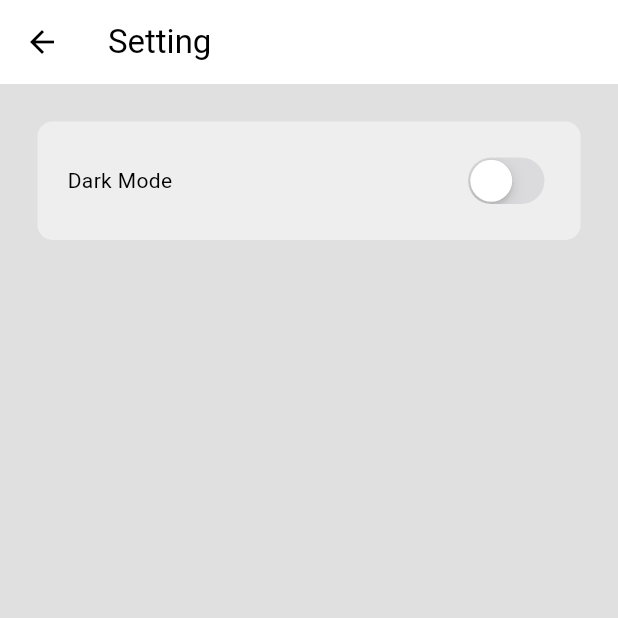
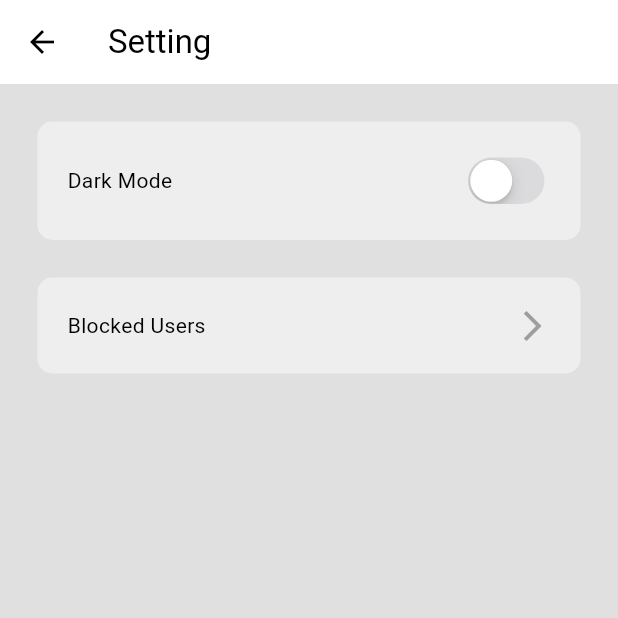
Before and after one commit to SumanShrestha14/flutter-chat-app, a Flutter app: the screen it shows once a user with an empty profile is signed in, in the side drawer, after a tap on "S E T T I N G S", on a phone screen of 412 x 824 dp, the top half of it. Run offline on Flutter 3.47's test engine with Material 3 defaults, Android fonts, the phone set to English and light mode, and no system bars; our stand-ins replace cloud_firestore, firebase_auth, firebase_core; accounts and stored records are empty.

Commit message:
09 :: Blocking user and showing blocked users

```diff
--- a/lib/components/custom_drawer.dart
+++ b/lib/components/custom_drawer.dart
@@ -74,15 +74,17 @@ class _CustomDrawerState extends State<CustomDrawer> {
 
           Container(
             color: Theme.of(context).colorScheme.primary,
-            child: Padding(
-              padding: const EdgeInsets.only(left: 25.0, bottom: 50),
-              child: ListTile(
-                title: Text("L O G O U T"),
-                leading: Icon(Icons.logout),
-                onTap: () => logout(),
-              ),
-            ),
+            child:
+                // Padding(
+                // padding: const EdgeInsets.only(left: 25.0, bottom: 50),
+                // child:
+                ListTile(
+                  title: Text("L O G O U T"),
+                  leading: Icon(Icons.logout),
+                  onTap: () => logout(),
+                ),
           ),
+          // ),
           // settings
           // logout
         ],
--- a/lib/pages/home_page.dart
+++ b/lib/pages/home_page.dart
@@ -14,7 +14,7 @@ class HomePage extends StatelessWidget {
   Widget build(BuildContext context) {
     return Scaffold(
       backgroundColor: Theme.of(context).scaffoldBackgroundColor,
-      appBar: AppBar(title: Text("Home page")),
+      appBar: AppBar(title: Center(child: Text("C H A T S"))),
       drawer: CustomDrawer(),
       body: buildUserList(),
     );
@@ -22,7 +22,7 @@ class HomePage extends StatelessWidget {
 
   Widget buildUserList() {
     return StreamBuilder<List<Map<String, dynamic>>>(
-      stream: chatService.getUserStream(),
+      stream: chatService.getUserStreamExceptBlockedUser(),
       builder: (context, snapshot) {
         if (snapshot.hasError) {
           return const Text("Error occurred!");
--- a/lib/pages/settings_page.dart
+++ b/lib/pages/settings_page.dart
@@ -1,5 +1,6 @@
 import 'package:flutter/cupertino.dart';
 import 'package:flutter/material.dart';
+import 'package:flutter_chat_app/pages/blocked_user_page.dart';
 import 'package:flutter_chat_app/theme/theme_provider.dart';
 import 'package:provider/provider.dart';
 
@@ -16,7 +17,10 @@ class _SettingsPageState extends State<SettingsPage> {
     return Scaffold(
       backgroundColor: Theme.of(context).scaffoldBackgroundColor,
       appBar: AppBar(title: Text("Setting")),
-      body: Container(
+      body: Column(
+        children: [
+          // dark mode
+          Container(
             decoration: BoxDecoration(
               color: Theme.of(context).colorScheme.secondary,
               borderRadius: BorderRadius.circular(10),
@@ -27,6 +31,7 @@ class _SettingsPageState extends State<SettingsPage> {
             child: Row(
               mainAxisAlignment: MainAxisAlignment.spaceBetween,
               children: [
+                // dark mode
                 Text("Dark Mode"),
                 CupertinoSwitch(
                   value: Provider.of<ThemeProvider>(
@@ -41,6 +46,38 @@ class _SettingsPageState extends State<SettingsPage> {
               ],
             ),
           ),
+
+          // blocked User
+          GestureDetector(
+            onTap: () {
+              Navigator.push(
+                context,
+                MaterialPageRoute(builder: (context) => BlockedUserPage()),
+              );
+            },
+            child: Container(
+              decoration: BoxDecoration(
+                color: Theme.of(context).colorScheme.secondary,
+                borderRadius: BorderRadius.circular(10),
+              ),
+              margin: EdgeInsets.symmetric(horizontal: 25),
+              padding: EdgeInsets.all(20),
+
+              child: Row(
+                mainAxisAlignment: MainAxisAlignment.spaceBetween,
+                children: [
+                  // dark mode
+                  Text("Blocked Users"),
+                  Icon(
+                    Icons.arrow_forward_ios,
+                    color: Theme.of(context).colorScheme.primary,
+                  ),
+                ],
+              ),
+            ),
+          ),
+        ],
+      ),
     );
   }
 }
```
Also changed, not shown: lib/components/chat_bubble.dart (+45 -4 lines), lib/pages/blocked_user_page.dart (added, +28 -0 lines). Lines whose indentation alone changed are shown as unchanged.
